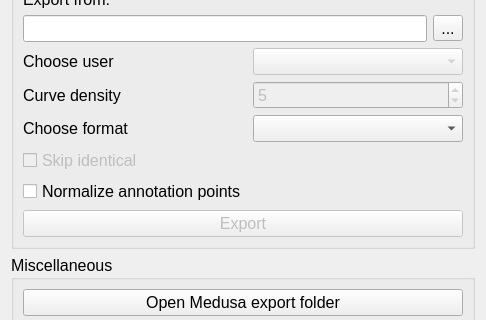
This is trunk/src/edr/src/plugins/medusaExporter/ui/medusaExporter.ui in mk4me/hm-mde-one as Qt 5 draws it before an edit; both pictures show x 0 to 486 and y 269 to 589 of the 486 by 689 pixel window. The edited form follows.
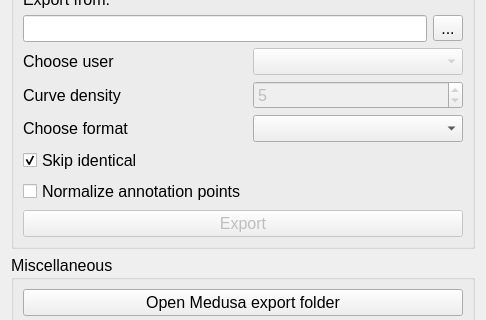
This is the edited form.

Commit message: Plugin exporter dodany do instalatora

Diff of the .ui file:
```diff
--- a/trunk/src/edr/src/plugins/medusaExporter/ui/medusaExporter.ui
+++ b/trunk/src/edr/src/plugins/medusaExporter/ui/medusaExporter.ui
@@ -207,11 +207,14 @@
            <item row="6" column="0">
             <widget class="QCheckBox" name="skipIdenticalComboBox">
              <property name="enabled">
-              <bool>false</bool>
+              <bool>true</bool>
              </property>
              <property name="text">
               <string>Skip identical</string>
              </property>
+             <property name="checked">
+              <bool>true</bool>
+             </property>
             </widget>
            </item>
            <item row="5" column="0">
```
The commit also changes 1 other file.
